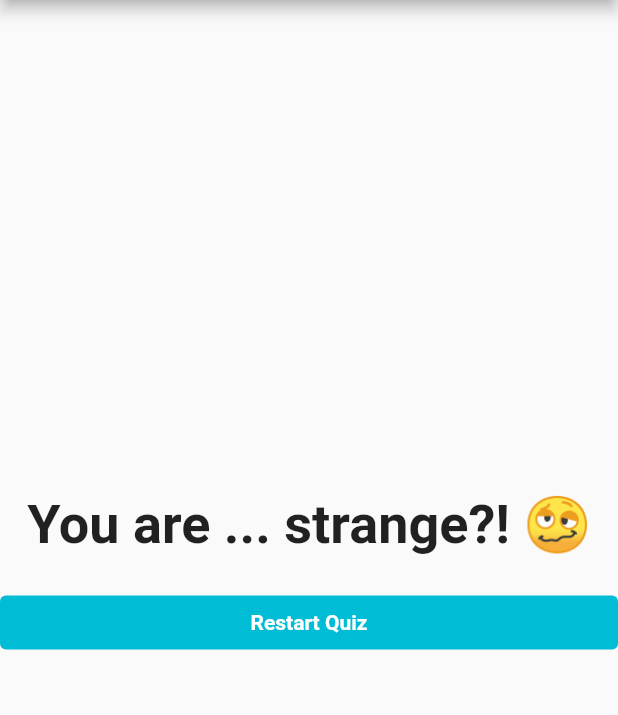
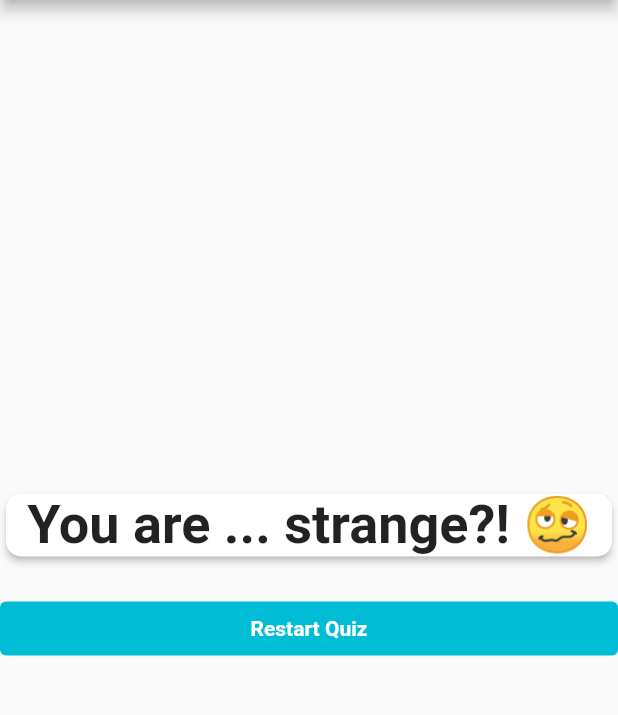
Before and after one commit to derekdileo/cen4360-personality-quiz-flutter, a Flutter app: the screen it shows after launch, after a tap on "Black", after a tap on "Elephant", after a tap on "Melissa", on a phone screen of 412 x 824 dp, the part 84-799 px from its top. Run offline on Flutter 3.47's test engine with Material 2 defaults, Android fonts, the phone set to English and light mode, and no system bars; drawn by our look-alikes of animated_background.

Commit message:
Change Result to StatefulWidget and add an AnimatedBackground on Results page.

```diff
--- a/lib/views/widgets/result.dart
+++ b/lib/views/widgets/result.dart
@@ -2,20 +2,30 @@ import 'package:first_app/utilities/constants.dart';
 import 'package:flutter/cupertino.dart';
 import 'package:flutter/material.dart';
 
-class Result extends StatelessWidget {
+import 'package:animated_background/animated_background.dart';
+
+class Result extends StatefulWidget {
   final int resultScore;
   final VoidCallback resetHandler;
 
-  Result(this.resultScore, this.resetHandler, {Key? key}) : super(key: key);
+  const Result(this.resultScore, this.resetHandler, {Key? key})
+      : super(key: key);
 
+  @override
+  State<StatefulWidget> createState() {
+    return _ResultState();
+  }
+}
+
+class _ResultState extends State<Result> with TickerProviderStateMixin {
   String get resultPhrase {
     var resultText = 'You did it!';
 
-    if (resultScore <= 8) {
+    if (widget.resultScore <= 8) {
       resultText = 'You are awesome and innocent! 🤩';
-    } else if (resultScore <= 12) {
+    } else if (widget.resultScore <= 12) {
       resultText = 'You are pretty likeable! 🤓';
-    } else if (resultScore <= 16) {
+    } else if (widget.resultScore <= 16) {
       resultText = 'You are ... strange?! 🥴';
     } else {
       resultText = 'You are evil 👹';
@@ -25,14 +35,30 @@ class Result extends StatelessWidget {
 
   @override
   Widget build(BuildContext context) {
-    return Center(
+    return AnimatedBackground(
+      behaviour: RacingLinesBehaviour(
+        direction: LineDirection.Ltr,
+        numLines: 50,
+      ),
+      vsync: this,
+      child: Center(
         child: Column(
           mainAxisAlignment: MainAxisAlignment.center,
           children: [
-          Text(
+            Container(
+              width: double.infinity,
+              child: Card(
+                color: Colors.white,
+                shape: RoundedRectangleBorder(
+                  borderRadius: BorderRadius.circular(10.0),
+                ),
+                elevation: 2.0,
+                child: Text(
                   resultPhrase,
                   style: kResultPhraseTextStyle,
                   textAlign: TextAlign.center,
+                ),
+              ),
             ),
             const SizedBox(
               height: 20.0,
@@ -42,12 +68,12 @@ class Result extends StatelessWidget {
               child: Theme.of(context).platform == TargetPlatform.iOS
                   ? CupertinoButton(
                       child: kResultRestartText,
-                    onPressed: resetHandler,
+                      onPressed: widget.resetHandler,
                       color: kAppColor,
                     )
                   : TextButton(
                       child: kResultRestartText,
-                    onPressed: resetHandler,
+                      onPressed: widget.resetHandler,
                       style: TextButton.styleFrom(
                         backgroundColor: kAppColor,
                       ),
@@ -55,6 +81,7 @@ class Result extends StatelessWidget {
             ),
           ],
         ),
+      ),
     );
   }
 }
--- a/pubspec.yaml
+++ b/pubspec.yaml
@@ -29,6 +29,8 @@ environment:
 dependencies:
   flutter:
     sdk: flutter
+
+  animated_background: ^2.0.0
 
 
   # The following adds the Cupertino Icons font to your application.
```
Also changed, not shown: pubspec.lock. Lines whose indentation alone changed are shown as unchanged.
